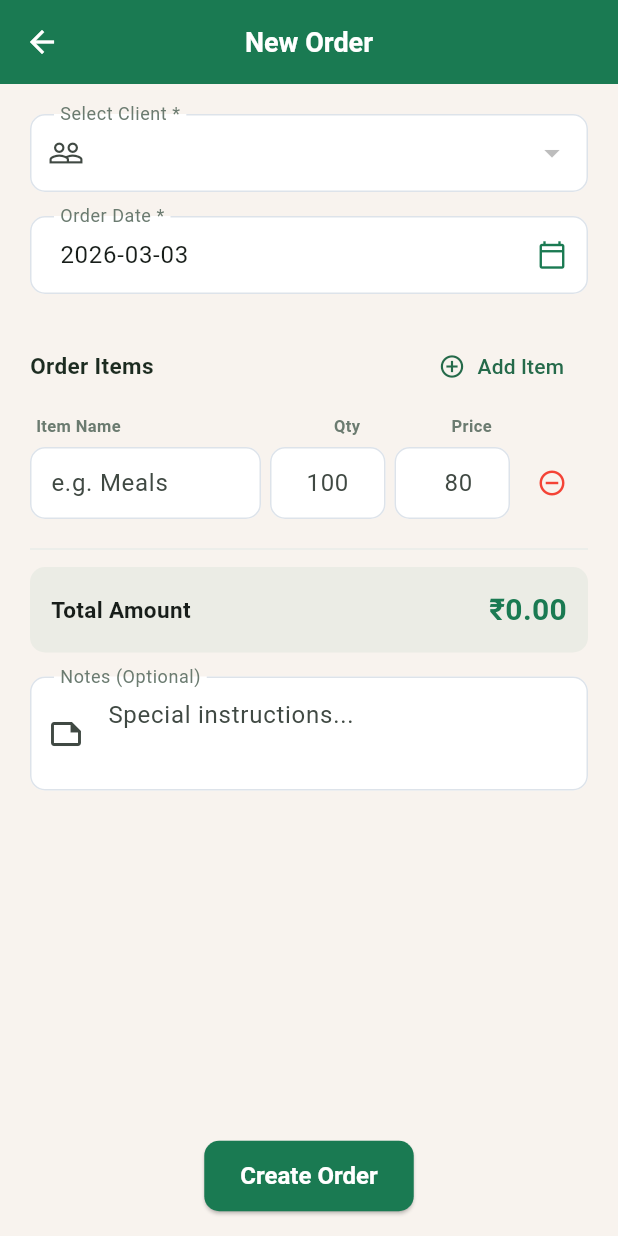
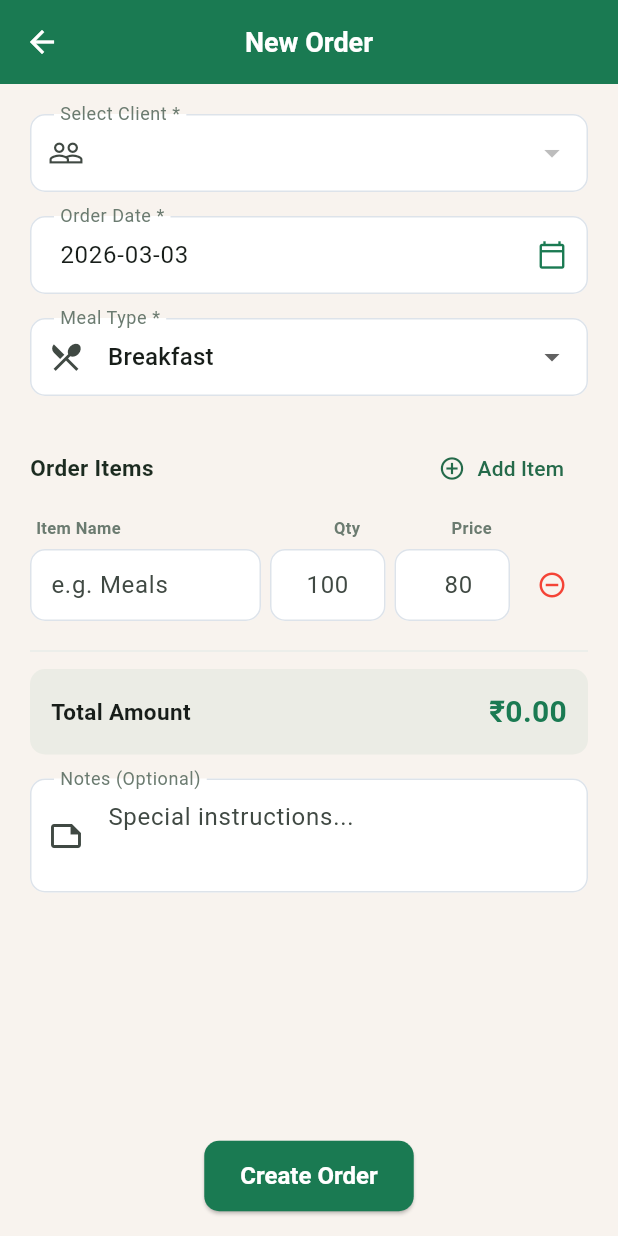
Before and after one commit to ghauthamm/Food-Catering-Admin-Management-System-flutter, a Flutter app: the OrderFormScreen screen opened by its route, on a phone screen of 412 x 824 dp. Run offline on Flutter 3.47's test engine with Material 3 defaults, Android fonts, the phone set to English and light mode, and no system bars; our stand-ins replace fl_chart, shared_preferences; accounts and stored records are empty.

Commit message:
update the ui for order page

```diff
--- a/lib/models/order_model.dart
+++ b/lib/models/order_model.dart
@@ -41,6 +41,7 @@ class OrderModel {
   final String id;
   final String clientId;
   final String clientName;
+  final String mealType;
   final List<OrderItem> items;
   final double totalAmount;
   final String date;
@@ -51,6 +52,7 @@ class OrderModel {
     required this.id,
     required this.clientId,
     required this.clientName,
+    this.mealType = 'breakfast',
     required this.items,
     required this.totalAmount,
     required this.date,
@@ -62,6 +64,7 @@ class OrderModel {
         id: json['id'] ?? '',
         clientId: json['clientId'] ?? '',
         clientName: json['clientName'] ?? '',
+        mealType: json['mealType'] ?? 'breakfast',
         items: (json['items'] as List<dynamic>? ?? [])
             .map((e) => OrderItem.fromJson(e as Map<String, dynamic>))
             .toList(),
@@ -75,6 +78,7 @@ class OrderModel {
         'id': id,
         'clientId': clientId,
         'clientName': clientName,
+        'mealType': mealType,
         'items': items.map((e) => e.toJson()).toList(),
         'totalAmount': totalAmount,
         'date': date,
@@ -86,6 +90,7 @@ class OrderModel {
     String? id,
     String? clientId,
     String? clientName,
+    String? mealType,
     List<OrderItem>? items,
     double? totalAmount,
     String? date,
@@ -96,6 +101,7 @@ class OrderModel {
         id: id ?? this.id,
         clientId: clientId ?? this.clientId,
         clientName: clientName ?? this.clientName,
+        mealType: mealType ?? this.mealType,
         items: items ?? this.items,
         totalAmount: totalAmount ?? this.totalAmount,
         date: date ?? this.date,
@@ -105,3 +111,4 @@ class OrderModel {
 }
 
 const List<String> orderStatuses = ['pending', 'delivered', 'cancelled'];
+      const List<String> mealTypes = ['breakfast', 'lunch', 'dinner'];
--- a/lib/providers/order_provider.dart
+++ b/lib/providers/order_provider.dart
@@ -68,6 +68,7 @@ class OrderProvider extends ChangeNotifier {
   Future<bool> addOrder({
     required String clientId,
     required String clientName,
+    required String mealType,
     required List<OrderItem> items,
     required String date,
     String? notes,
@@ -78,6 +79,7 @@ class OrderProvider extends ChangeNotifier {
         id: 'O${_uuid.v4().substring(0, 8).toUpperCase()}',
         clientId: clientId,
         clientName: clientName,
+        mealType: mealType,
         items: items,
         totalAmount: total,
         date: date,
--- a/lib/screens/orders/order_form_screen.dart
+++ b/lib/screens/orders/order_form_screen.dart
@@ -25,6 +25,7 @@ class _OrderFormScreenState extends State<OrderFormScreen> {
 
   ClientModel? _selectedClient;
   String _selectedDate = AppHelpers.today();
+  String _selectedMealType = mealTypes.first;
   List<_ItemRow> _items = [];
   bool _isLoading = false;
 
@@ -46,6 +47,8 @@ class _OrderFormScreenState extends State<OrderFormScreen> {
   void _populateForm() {
     final o = widget.existingOrder!;
     _selectedDate = o.date;
+    _selectedMealType =
+        mealTypes.contains(o.mealType) ? o.mealType : mealTypes.first;
     _notesCtrl.text = o.notes ?? '';
 
     // Find selected client from provider
@@ -120,6 +123,7 @@ class _OrderFormScreenState extends State<OrderFormScreen> {
       final updated = widget.existingOrder!.copyWith(
         clientId: _selectedClient!.id,
         clientName: _selectedClient!.name,
+        mealType: _selectedMealType,
         items: items,
         totalAmount: total,
         date: _selectedDate,
@@ -130,6 +134,7 @@ class _OrderFormScreenState extends State<OrderFormScreen> {
       success = await provider.addOrder(
         clientId: _selectedClient!.id,
         clientName: _selectedClient!.name,
+        mealType: _selectedMealType,
         items: items,
         date: _selectedDate,
         notes: _notesCtrl.text.trim().isEmpty ? null : _notesCtrl.text.trim(),
@@ -193,6 +198,27 @@ class _OrderFormScreenState extends State<OrderFormScreen> {
                         selectedDate: _selectedDate,
                         onDateSelected: (d) =>
                             setState(() => _selectedDate = d),
+                      ),
+                      const SizedBox(height: 16),
+
+                      CustomDropdownField<String>(
+                        label: 'Meal Type *',
+                        value: _selectedMealType,
+                        prefixIcon: const Icon(Icons.restaurant_menu_outlined),
+                        items: mealTypes
+                            .map((type) => DropdownMenuItem(
+                                  value: type,
+                                  child: Text(
+                                    '${type[0].toUpperCase()}${type.substring(1)}',
+                                  ),
+                                ))
+                            .toList(),
+                        onChanged: (value) {
+                          if (value == null) return;
+                          setState(() => _selectedMealType = value);
+                        },
+                        validator: (value) =>
+                            value == null || value.isEmpty ? 'Please select meal type' : null,
                       ),
                       const SizedBox(height: 24),
 
```
